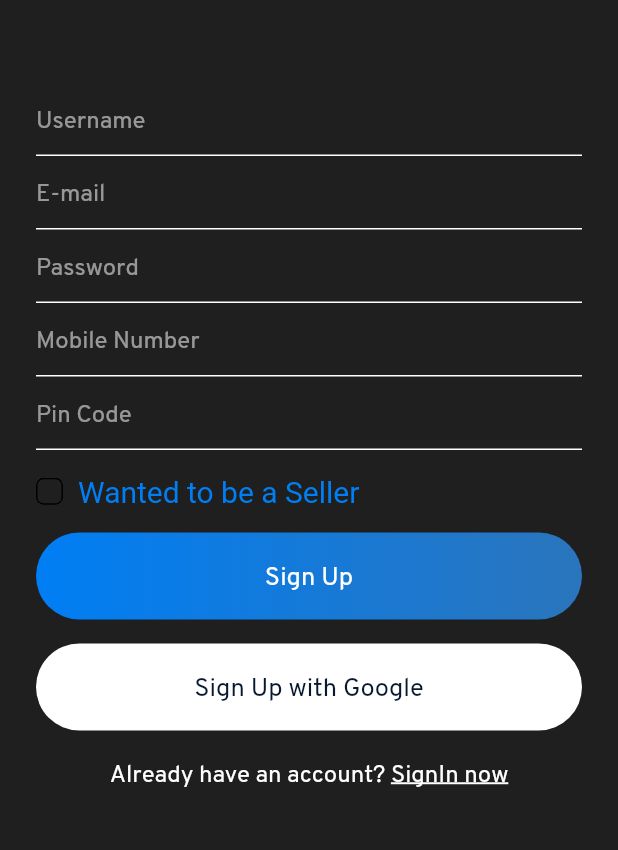
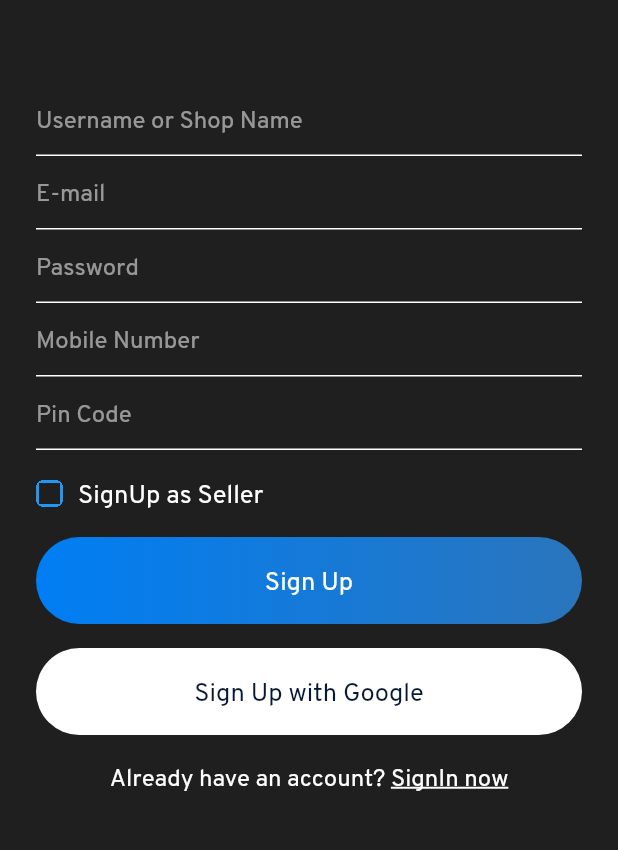
Before and after one commit to jatin527/E-Groceries, a Flutter app: the screen it shows after launch, after a tap on "Sign In", after a tap on "Register now", on a phone screen of 412 x 824 dp, the part 84-934 px from its top. Run offline on Flutter 3.47's test engine with Material 2 defaults, Android fonts, the phone set to English and light mode, and no system bars; our stand-ins replace cloud_firestore, email_validator, firebase_auth, google_sign_in, shared_preferences; accounts and stored records are empty; Roboto replaces fonts that are missing (SourceSansPro).

Commit message:
IsShop and Search update

```diff
--- a/lib/services/database.dart
+++ b/lib/services/database.dart
@@ -20,6 +20,7 @@ class DatabaseMethods {
   searchByName(String searchField) {
     return Firestore.instance
         .collection("users")
+        .where('isShop', isEqualTo:"true")
         .where('userName', isEqualTo: searchField)
         .getDocuments();
   }
--- a/lib/views/signup.dart
+++ b/lib/views/signup.dart
@@ -28,6 +28,7 @@ class _SignUpState extends State<SignUp> {
 
   final formKey = GlobalKey<FormState>();
   bool isLoading = false;
+  bool isShop = false;
 
   signUp() async {
     if (formKey.currentState.validate()) {
@@ -40,11 +41,12 @@ class _SignUpState extends State<SignUp> {
               emailEditingController.text, passwordEditingController.text)
           .then((result) {
         if (result != null) {
-          Map<String, dynamic> userDataMap = {
+          Map<String, Object> userDataMap = {
             "userPin": pincodeEditingController.text,
             "userNumber": mobileEditingController.text,
             "userName": usernameEditingController.text,
-            "userEmail": emailEditingController.text
+            "userEmail": emailEditingController.text,
+            "isShop": isShop.toString()
           };
 
           databaseMethods.addUserInfo(userDataMap);
@@ -88,7 +90,6 @@ class _SignUpState extends State<SignUp> {
     return null;
   }
 
-  bool isShop = false;
   @override
   Widget build(BuildContext context) {
     return Scaffold(
@@ -113,7 +114,7 @@ class _SignUpState extends State<SignUp> {
                             ? "Enter Username 3+ characters"
                             : null;
                       },
-                      decoration: textFieldInputDecoration("Username"),
+                      decoration: textFieldInputDecoration("Username or Shop Name"),
                     ),
                     TextFormField(
                       style: simpleTextStyle(),
@@ -171,12 +172,15 @@ class _SignUpState extends State<SignUp> {
                               ),
                               child: Theme(
                                 data: ThemeData(
-                                  unselectedWidgetColor: Colors.transparent,
+                                  unselectedWidgetColor: Colors.blue,
                                 ),
                                 child: Checkbox(
                                   value: isShop,
-                                  onChanged: (state) =>
-                                      setState(() => isShop = !isShop),
+                                  onChanged: (state) {
+                                    setState(() {
+                                      isShop = !isShop;
+                                    });
+                                  },
                                   activeColor: const Color(0xff007EF4),
                                   checkColor: Colors.black87,
                                   materialTapTargetSize:
@@ -190,13 +194,9 @@ class _SignUpState extends State<SignUp> {
                           width: 10,
                         ),
                         Text(
-                          'Wanted to be a Seller',
-                          style: TextStyle(
-                            color: const Color(0xff007EF4),
-                            fontSize: 20,
-                            fontFamily: 'SourceSansPro',
+                          'SignUp as Seller',
+                          style: biggerTextStyle(),
                           ),
-                        ),
                       ],
                     ),
                     SizedBox(
```
